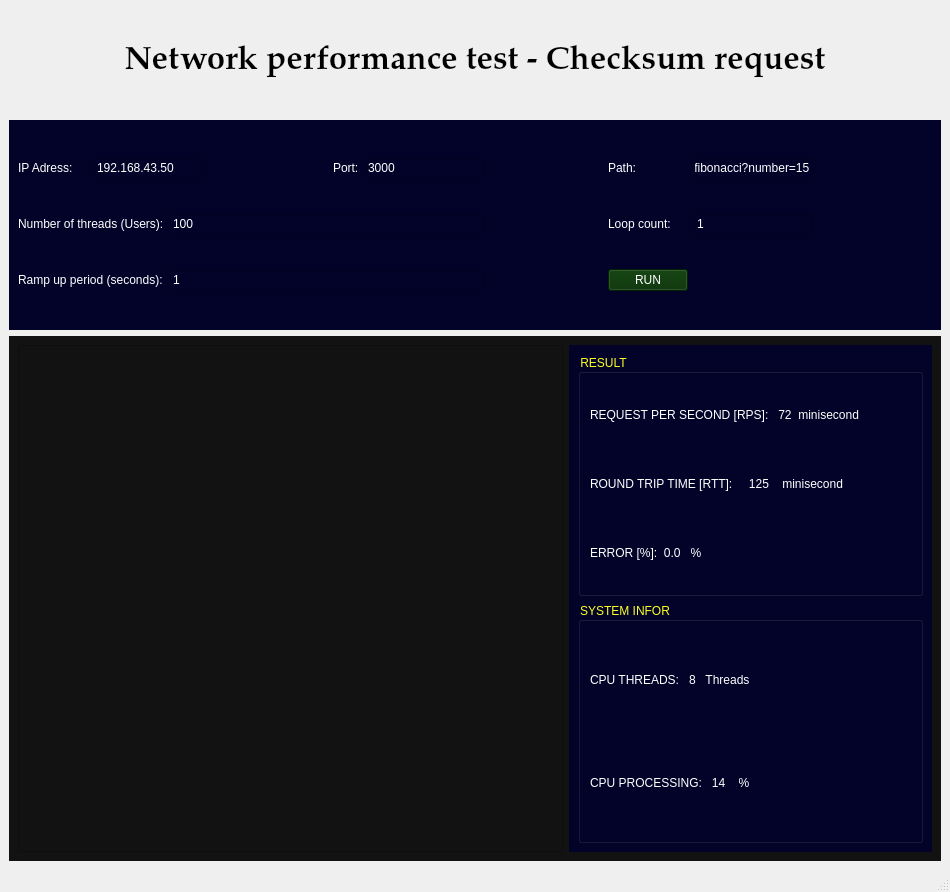
This is CheckSumRequest/mainwindow.ui in ngockhang2017/CheckSumRequest as Qt 5 draws it before an edit. The edited form follows.
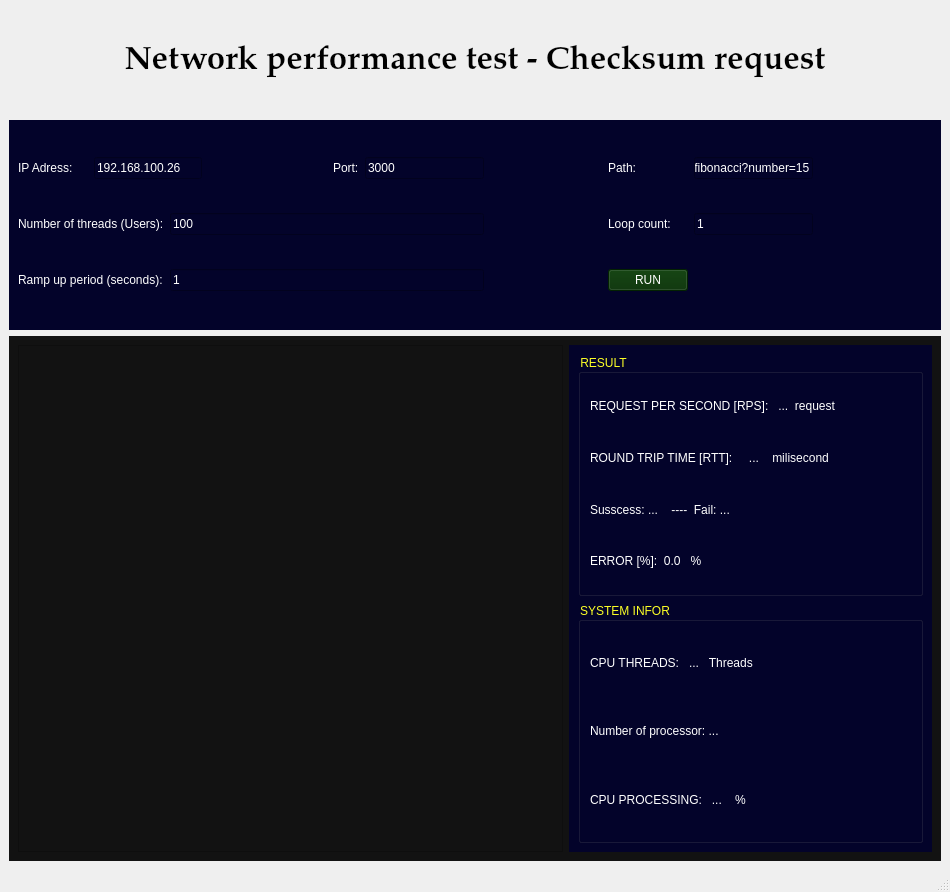
This is the edited form.

```diff
--- a/CheckSumRequest/mainwindow.ui
+++ b/CheckSumRequest/mainwindow.ui
@@ -82,7 +82,7 @@
           <string notr="true">color: rgb(255, 255, 255);</string>
          </property>
          <property name="text">
-          <string>192.168.43.50</string>
+          <string>192.168.100.26</string>
          </property>
         </widget>
        </item>
@@ -309,7 +309,7 @@
                 <string notr="true">color: rgb(255, 255, 255);</string>
                </property>
                <property name="text">
-                <string>REQUEST PER SECOND [RPS]:   72  minisecond</string>
+                <string>REQUEST PER SECOND [RPS]:   ...  request</string>
                </property>
               </widget>
              </item>
@@ -324,12 +324,29 @@
                 <string notr="true">color: rgb(255, 255, 255);</string>
                </property>
                <property name="text">
-                <string>ROUND TRIP TIME [RTT]:     125    minisecond</string>
+                <string>ROUND TRIP TIME [RTT]:     ...    milisecond</string>
                </property>
               </widget>
              </item>
              <item>
-              <widget class="QLabel" name="label_10">
+              <widget class="QLabel" name="label_suss_fail">
+               <property name="font">
+                <font>
+                 <pointsize>9</pointsize>
+                 <weight>50</weight>
+                 <bold>false</bold>
+                </font>
+               </property>
+               <property name="styleSheet">
+                <string notr="true">color: rgb(255, 255, 255);</string>
+               </property>
+               <property name="text">
+                <string>Susscess: ...    ----  Fail: ...</string>
+               </property>
+              </widget>
+             </item>
+             <item>
+              <widget class="QLabel" name="label_error">
                <property name="font">
                 <font>
                  <pointsize>9</pointsize>
@@ -366,7 +383,25 @@
                 <string notr="true">color: rgb(255, 255, 255);</string>
                </property>
                <property name="text">
-                <string>CPU THREADS:   8   Threads</string>
+                <string>CPU THREADS:   ...   Threads</string>
+               </property>
+              </widget>
+             </item>
+             <item>
+              <widget class="QLabel" name="label_numberof_processor">
+               <property name="font">
+                <font>
+                 <family>MS Shell Dlg 2</family>
+                 <pointsize>9</pointsize>
+                 <weight>50</weight>
+                 <bold>false</bold>
+                </font>
+               </property>
+               <property name="styleSheet">
+                <string notr="true">color: rgb(255, 255, 255);</string>
+               </property>
+               <property name="text">
+                <string>Number of processor: ...</string>
                </property>
               </widget>
              </item>
@@ -381,7 +416,7 @@
                 <string notr="true">color: rgb(255, 255, 255);</string>
                </property>
                <property name="text">
-                <string>CPU PROCESSING:   14    %</string>
+                <string>CPU PROCESSING:   ...    %</string>
                </property>
               </widget>
              </item>
```
Left out of the diff: 8 changed lines with no effect on the pictures.
